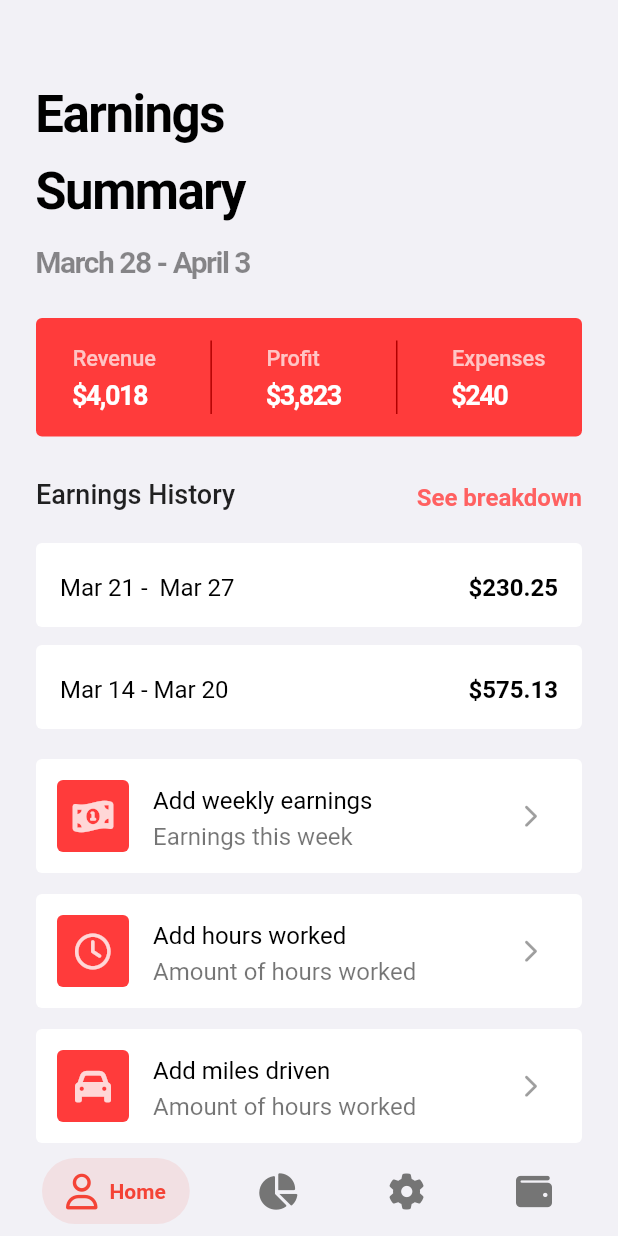
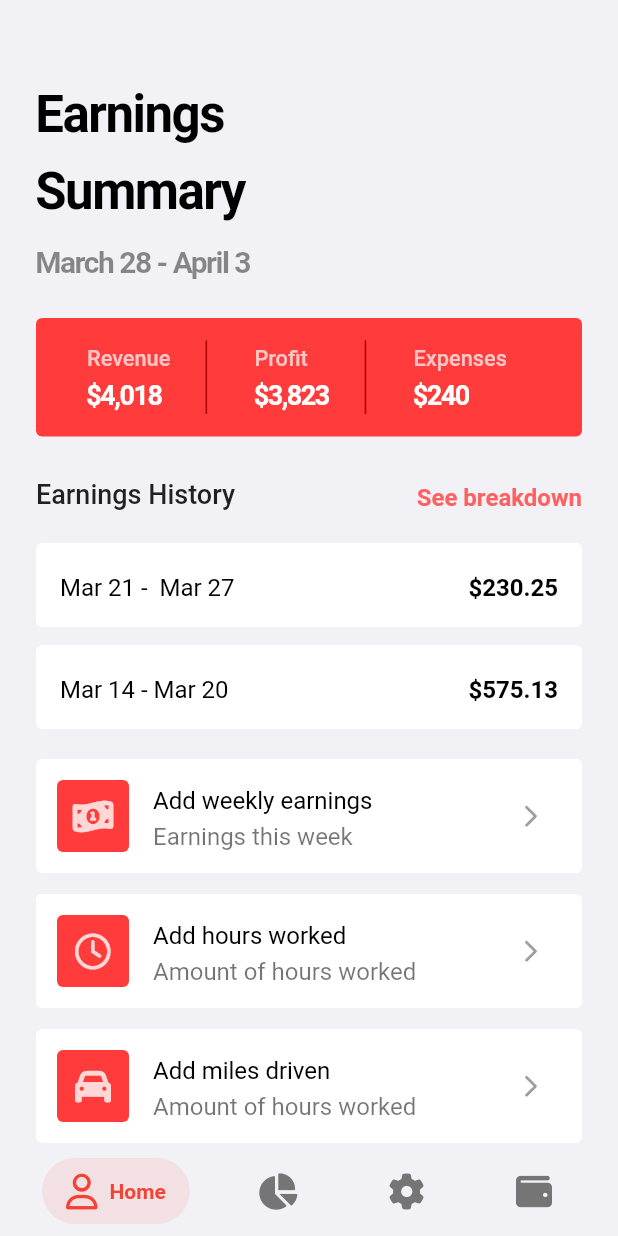
Before and after one commit to JoshuaR503/GigWorkerCalculator, a Flutter app: the screen it shows after launch, on a phone screen of 412 x 824 dp. Run offline on Flutter 3.47's test engine with Material 2 defaults, Android fonts, the phone set to English and light mode, and no system bars; drawn by our look-alikes of flutter_fadein, salomon_bottom_bar; our stand-ins replace fl_chart, font_awesome_flutter.

Commit message:
Improved earnings widget cleaned UI.

```diff
--- /dev/null
+++ b/lib/models/financeSummary.model.dart
@@ -0,0 +1,17 @@
+
+
+
+
+class FinanceSummary {
+
+
+  final String label;
+  final double value;
+  final bool last;
+
+  FinanceSummary({
+    required this.label,
+    required this.value,
+    this.last = false
+  });
+}
--- a/lib/screens/earnings/earnings.dart
+++ b/lib/screens/earnings/earnings.dart
@@ -1,6 +1,7 @@
 
+import 'package:calc/models/financeSummary.model.dart';
 import 'package:calc/screens/dashboard/styles.dart';
-import 'package:calc/screens/earnings/earningsCard.dart';
+import 'package:calc/shared/financesSummaryCard.dart';
 import 'package:calc/screens/earnings/earningsChart.dart';
 import 'package:calc/screens/earnings/earningsHistoryCard.dart';
 import 'package:calc/screens/expenses/expensesCard.dart';
@@ -85,7 +86,11 @@ class _EarningsState extends State<Earnings> {
   }
 
   Widget _buildDashboardTotalEarningsCard() {
-    return EarningsActionCard();
+    return FinancesSummaryCard(dataPoints: [
+      FinanceSummary(label: "Revenue", value: 4018),
+      FinanceSummary(label: "Profit", value: 3823),
+      FinanceSummary(label: "Expenses", value: 240, last: true),
+    ]);
   }
 
   Widget _buildDashboardAddExpensesCard({
--- a/lib/screens/earnings/earningsCard.dart
+++ /dev/null
@@ -1,120 +0,0 @@
-// ignore_for_file: prefer_const_literals_to_create_immutables
-
-import 'package:calc/shared/colors.dart';
-import 'package:flutter/material.dart';
-
-class EarningsActionCard extends StatelessWidget {
-
-  // final String title;
-  // final String value;
-  // final Function? action;
-  // final bool actionEnabled;
-  // final Color color;
-
-  // const EarningsActionCard({Key? key,
-  //   required this.title,
-  //   required this.value,
-  //   required this.action,
-  //   required this.actionEnabled,
-  //   this.color = Colors.white,
-  // }) : super(key: key);
-
-  @override
-  Widget build(BuildContext context) {
-
-    const TextStyle kTitleStyle = TextStyle(
-      fontSize: 14.5,
-      height: 1.5,
-      color: Colors.white70,
-      fontWeight: FontWeight.w500,
-    );
-
-    const TextStyle kValueStyle =  TextStyle(
-      fontSize: 18.0,
-      height: 1.5,
-      letterSpacing: -1,
-      color: Colors.white,
-      fontWeight: FontWeight.bold,
-    );
-
-    const TextStyle kSecondaryValueStyle =  TextStyle(
-      fontSize: 18.0,
-      height: 1.5,
-      letterSpacing: -1,
-      color: Colors.white,
-      fontWeight: FontWeight.bold,
-    );
-
-    return GestureDetector(
-      onTap: () {},
-      child:  Container(
-        padding: EdgeInsets.symmetric(horizontal: 10, vertical: 15),
-        decoration: const BoxDecoration(
-          color: kCoralRed,
-          borderRadius: BorderRadius.all(Radius.circular(4))
-        ),
-        child: Column(
-          mainAxisAlignment: MainAxisAlignment.spaceAround,
-          crossAxisAlignment: CrossAxisAlignment.start,
-          children: <Widget>[
-            IntrinsicHeight(
-              child: Row(
-              mainAxisAlignment: MainAxisAlignment.spaceAround,
-              crossAxisAlignment: CrossAxisAlignment.start,
-              children: [
-
-
-                Column(
-                  crossAxisAlignment: CrossAxisAlignment.start,
-                  mainAxisAlignment: MainAxisAlignment.end,
-                  children: [
-                    Text("Revenue", style: kTitleStyle),
-                    Text("\$4,018", style: kValueStyle),
-                  ],
-                ),
-
-                 VerticalDivider(
-                  color: Color(0xffb10000),
-                  thickness: 1,
-                ),
-                // ignore: prefer_const_constructors
-
-                Column(
-                  mainAxisAlignment: MainAxisAlignment.end,
-                  crossAxisAlignment: CrossAxisAlignment.start,
-                  children: [
-                    Text("Profit", style: kTitleStyle),
-                    Text("\$3,823", style: kSecondaryValueStyle),
-                  ],
-                ),
-
-                // ignore: prefer_const_constructors
-                VerticalDivider(
-                  color: Color(0xffb10000),
-                  thickness: 1,
-                ),
-
-                Column(
-                  mainAxisAlignment: MainAxisAlignment.end,
-                  crossAxisAlignment: CrossAxisAlignment.start,
-                  children: [
-                    Text("Expenses", style: kTitleStyle),
-                    Text("\$240", style: kSecondaryValueStyle),
-                  ],
-                ),
-
-
-                // ignore: prefer_const_constructors
-
-
-              ],
-            ),)
-
-
-
-          ],
-        ),
-      ),
-    );
-  }
-}
--- a/lib/screens/expenses/expensesBreakdown.dart
+++ b/lib/screens/expenses/expensesBreakdown.dart
@@ -1,6 +1,8 @@
+import 'package:calc/models/financeSummary.model.dart';
 import 'package:calc/screens/dashboard/helpers.dart';
 import 'package:calc/shared/card.dart';
 import 'package:calc/shared/colors.dart';
+import 'package:calc/shared/financesSummaryCard.dart';
 import 'package:flutter/material.dart';
 import 'package:flutter_fadein/flutter_fadein.dart';
 
@@ -43,7 +45,14 @@ class ExpensesBreakdown extends StatelessWidget {
                       value: "Total Expenses: \$6,300",
                     ),
 
-                    const SizedBox(height: 24),
+                    const SizedBox(height: 14),
+
+                    FinancesSummaryCard(dataPoints: [
+                      FinanceSummary(label: "Gas", value: 4018),
+                      FinanceSummary(label: "Custom", value: 3823),
+                      FinanceSummary(label: "Maintenance", value: 240, last: true),
+                    ]),
+                    const SizedBox(height: 14),
 
                     buildExpensesCard(),
                     const SizedBox(height: 14),
--- /dev/null
+++ b/lib/shared/financesSummaryCard.dart
@@ -0,0 +1,73 @@
+// ignore_for_file: prefer_const_literals_to_create_immutables
+
+import 'package:calc/models/financeSummary.model.dart';
+import 'package:calc/shared/colors.dart';
+import 'package:flutter/material.dart';
+import 'package:intl/intl.dart';
+
+class FinancesSummaryCard extends StatelessWidget {
+
+  final List<FinanceSummary> dataPoints;
+
+  const FinancesSummaryCard({Key? key,
+    required this.dataPoints,
+  }) : super(key: key);
+
+  @override
+  Widget build(BuildContext context) {
+
+    const TextStyle kTitleStyle = TextStyle(
+      fontSize: 14.5,
+      height: 1.5,
+      color: Colors.white70,
+      fontWeight: FontWeight.w500,
+    );
+
+    const TextStyle kValueStyle =  TextStyle(
+      fontSize: 18.0,
+      height: 1.5,
+      letterSpacing: -1,
+      color: Colors.white,
+      fontWeight: FontWeight.bold,
+    );
+
+    final k = dataPoints.map<Widget>((e) => Row(
+        children: [
+          Column(
+
+            crossAxisAlignment: CrossAxisAlignment.start,
+            mainAxisAlignment: MainAxisAlignment.spaceEvenly,
+            children: [
+              Text(e.label, style: kTitleStyle),
+              Text("\$${NumberFormat().format(e.value)}", style: kValueStyle),
+            ],
+          ),
+
+          const SizedBox(width: 16,),
+          !e.last ? const VerticalDivider(color: Color(0xffb10000), thickness: 1) : Container(),
+        ],
+      )
+    ).toList();
+
+    return GestureDetector(
+      onTap: () {},
+      child:  Container(
+        padding: const EdgeInsets.symmetric(horizontal: 10, vertical: 15),
+        decoration: const BoxDecoration(color: kCoralRed, borderRadius: BorderRadius.all(Radius.circular(4))),
+        child: Column(
+          mainAxisAlignment: MainAxisAlignment.spaceEvenly,
+          crossAxisAlignment: CrossAxisAlignment.end,
+          children: <Widget>[
+            IntrinsicHeight(
+              child: Row(
+                mainAxisAlignment: MainAxisAlignment.spaceEvenly,
+                crossAxisAlignment: CrossAxisAlignment.end,
+                children: k
+              )
+            ),
+          ]
+        ),
+      ),
+    );
+  }
+}
```
